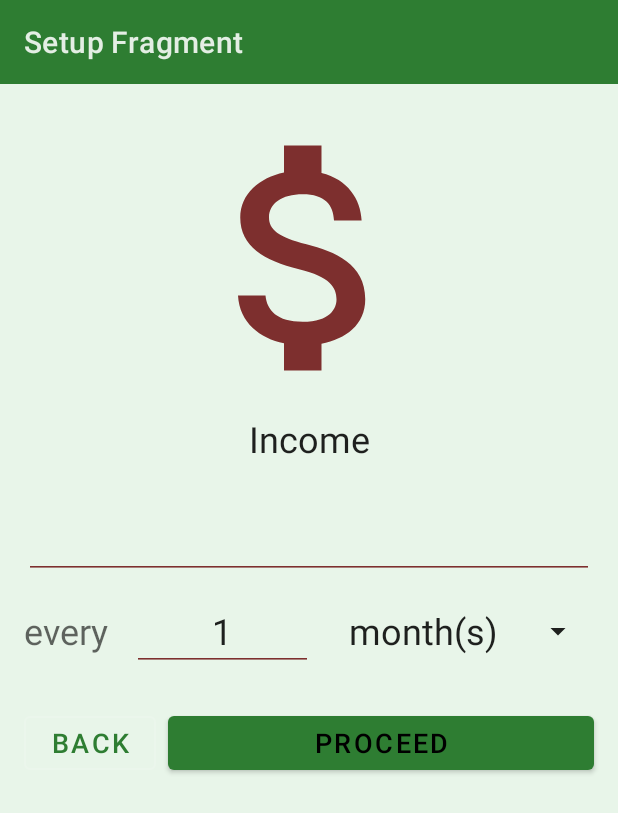
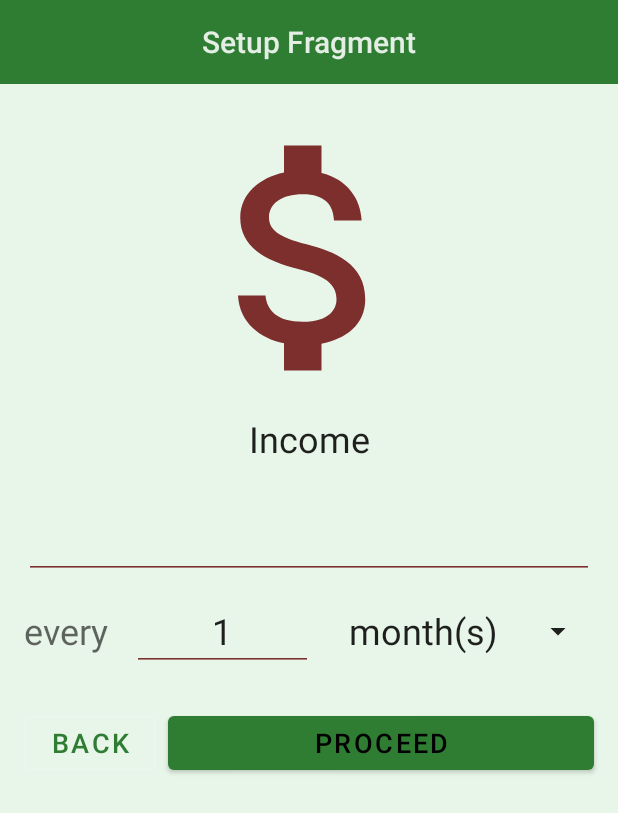
Before and after one commit to mjanki/quick_budget, an Android app: the SetupFragment screen opened through its navigation route, after a tap on "PROCEED", on a phone screen of 412 x 824 dp. Shown: the top 813 px of the screen. Run offline under Robolectric (Android 15) with nearby library versions, the phone set to English and light mode, and no system bars; plain views replace CurrencyEditText; 2 statements that could not run were skipped.

Commit message:
Center title with utils

```diff
--- a/ui/src/main/java/org/umbrellahq/quickbudget/activity/MainActivity.kt
+++ b/ui/src/main/java/org/umbrellahq/quickbudget/activity/MainActivity.kt
@@ -1,21 +1,21 @@
 package org.umbrellahq.quickbudget.activity
-
 
 import android.os.Bundle
 import android.view.MenuItem
-import androidx.appcompat.app.AppCompatActivity
 import androidx.navigation.findNavController
 import kotlinx.android.synthetic.main.activity_main.*
 import org.umbrellahq.quickbudget.R
+import org.umbrellahq.util.foundation.FoundationActivity
 import org.umbrellahq.util.foundation.FoundationFragment
 
-class MainActivity : AppCompatActivity() {
-
+class MainActivity : FoundationActivity() {
     override fun onCreate(savedInstanceState: Bundle?) {
         super.onCreate(savedInstanceState)
         setContentView(R.layout.activity_main)
 
         setSupportActionBar(toolbar)
+
+        cTvTitle = tvTitle
     }
 
     override fun onOptionsItemSelected(item: MenuItem): Boolean = when (item.itemId) {
--- a/ui/src/main/java/org/umbrellahq/quickbudget/adapter_viewpager/SetupViewPagerAdapter.kt
+++ b/ui/src/main/java/org/umbrellahq/quickbudget/adapter_viewpager/SetupViewPagerAdapter.kt
@@ -1,5 +1,4 @@
 package org.umbrellahq.quickbudget.adapter_viewpager
-
 
 import androidx.fragment.app.Fragment
 import androidx.fragment.app.FragmentManager
--- a/ui/src/main/java/org/umbrellahq/quickbudget/fragment/MainFragment.kt
+++ b/ui/src/main/java/org/umbrellahq/quickbudget/fragment/MainFragment.kt
@@ -1,5 +1,4 @@
 package org.umbrellahq.quickbudget.fragment
-
 
 import android.os.Bundle
 import android.view.LayoutInflater
--- a/ui/src/main/java/org/umbrellahq/quickbudget/fragment/Setup/SetupBalanceFragment.kt
+++ b/ui/src/main/java/org/umbrellahq/quickbudget/fragment/Setup/SetupBalanceFragment.kt
@@ -1,5 +1,4 @@
 package org.umbrellahq.quickbudget.fragment.Setup
-
 
 import android.os.Bundle
 import android.view.LayoutInflater
--- a/ui/src/main/java/org/umbrellahq/quickbudget/fragment/Setup/SetupFragment.kt
+++ b/ui/src/main/java/org/umbrellahq/quickbudget/fragment/Setup/SetupFragment.kt
@@ -1,5 +1,4 @@
 package org.umbrellahq.quickbudget.fragment.Setup
-
 
 import android.os.Bundle
 import android.view.LayoutInflater
--- a/ui/src/main/java/org/umbrellahq/quickbudget/fragment/Setup/SetupNextPayFragment.kt
+++ b/ui/src/main/java/org/umbrellahq/quickbudget/fragment/Setup/SetupNextPayFragment.kt
@@ -14,7 +14,6 @@ import org.umbrellahq.util.foundation.FoundationFragment
 import org.umbrellahq.util.inflate
 import org.umbrellahq.util.pop
 import java.util.*
-
 
 class SetupNextPayFragment : FoundationFragment() {
     private val calendar = Calendar.getInstance()
--- a/ui/src/main/res/layout/activity_main.xml
+++ b/ui/src/main/res/layout/activity_main.xml
@@ -16,10 +16,15 @@
             android:theme="?attr/actionBarTheme"
             app:layout_constraintEnd_toEndOf="parent"
             app:layout_constraintStart_toStartOf="parent"
-            app:layout_constraintTop_toTopOf="parent"
-            tools:title="Main Title">
+            app:layout_constraintTop_toTopOf="parent" >
 
-
+        <TextView
+                android:id="@+id/tvTitle"
+                android:layout_width="wrap_content"
+                android:layout_height="wrap_content"
+                style="@style/TextAppearance.AppCompat.Widget.ActionBar.Title"
+                android:layout_gravity="center"
+                tools:text="Main Title"/>
     </androidx.appcompat.widget.Toolbar>
 
     <fragment
--- a/util/src/main/java/org/umbrellahq/util/KeyboardUtil.kt
+++ b/util/src/main/java/org/umbrellahq/util/KeyboardUtil.kt
@@ -3,11 +3,10 @@ package org.umbrellahq.util
 import android.app.Activity
 import android.view.View
 import android.view.inputmethod.InputMethodManager
-import androidx.appcompat.app.AppCompatActivity
 import androidx.fragment.app.Fragment
+import org.umbrellahq.util.foundation.FoundationActivity
 
-
-fun AppCompatActivity.hideKeyboard() {
+fun FoundationActivity.hideKeyboard() {
     val imm = getSystemService(Activity.INPUT_METHOD_SERVICE) as InputMethodManager
 
     //Find the currently focused view, so we can grab the correct window token from it.
@@ -23,5 +22,5 @@ fun AppCompatActivity.hideKeyboard() {
 }
 
 fun Fragment.hideKeyboard() {
-    (activity as? AppCompatActivity)?.hideKeyboard()
+    (activity as? FoundationActivity)?.hideKeyboard()
 }
--- a/util/src/main/java/org/umbrellahq/util/ViewPagerUtils.kt
+++ b/util/src/main/java/org/umbrellahq/util/ViewPagerUtils.kt
@@ -1,13 +1,13 @@
 package org.umbrellahq.util
 
 import android.os.Handler
-import androidx.appcompat.app.AppCompatActivity
 import androidx.viewpager.widget.ViewPager
+import org.umbrellahq.util.foundation.FoundationActivity
 
 fun ViewPager.pop(fromIdx: Int = currentItem, hideKeyboard: Boolean = true) {
     if (hideKeyboard) {
         val ctx = context
-        if (ctx is AppCompatActivity) {
+        if (ctx is FoundationActivity) {
             ctx.hideKeyboard()
             Handler().postDelayed({
                 move(fromIdx - 1)
@@ -19,7 +19,7 @@ fun ViewPager.pop(fromIdx: Int = currentItem, hideKeyboard: Boolean = true) {
 fun ViewPager.push(fromIdx: Int = currentItem, hideKeyboard: Boolean = true) {
     if (hideKeyboard) {
         val ctx = context
-        if (ctx is AppCompatActivity) {
+        if (ctx is FoundationActivity) {
             ctx.hideKeyboard()
             Handler().postDelayed({
                 move(fromIdx + 1)
--- /dev/null
+++ b/util/src/main/java/org/umbrellahq/util/foundation/FoundationActivity.kt
@@ -0,0 +1,8 @@
+package org.umbrellahq.util.foundation
+
+import android.widget.TextView
+import androidx.appcompat.app.AppCompatActivity
+
+open class FoundationActivity : AppCompatActivity() {
+    lateinit var cTvTitle: TextView
+}
--- a/util/src/main/java/org/umbrellahq/util/foundation/FoundationFragment.kt
+++ b/util/src/main/java/org/umbrellahq/util/foundation/FoundationFragment.kt
@@ -1,6 +1,5 @@
 package org.umbrellahq.util.foundation
 
-import androidx.appcompat.app.AppCompatActivity
 import androidx.fragment.app.Fragment
 
 open class FoundationFragment : Fragment() {
@@ -8,6 +7,7 @@ open class FoundationFragment : Fragment() {
 }
 
 fun Fragment.setupToolbar(title: String, showBack: Boolean = true) {
-    activity?.title = title
-    (activity as AppCompatActivity).supportActionBar?.setDisplayHomeAsUpEnabled(showBack)
+    activity?.title = ""
+    (activity as FoundationActivity).cTvTitle.text = title
+    (activity as FoundationActivity).supportActionBar?.setDisplayHomeAsUpEnabled(showBack)
 }
```
Also changed, not shown: ui/src/main/java/org/umbrellahq/quickbudget/fragment/Setup/SetupIncomeFragment.kt (line endings or trailing spaces).
